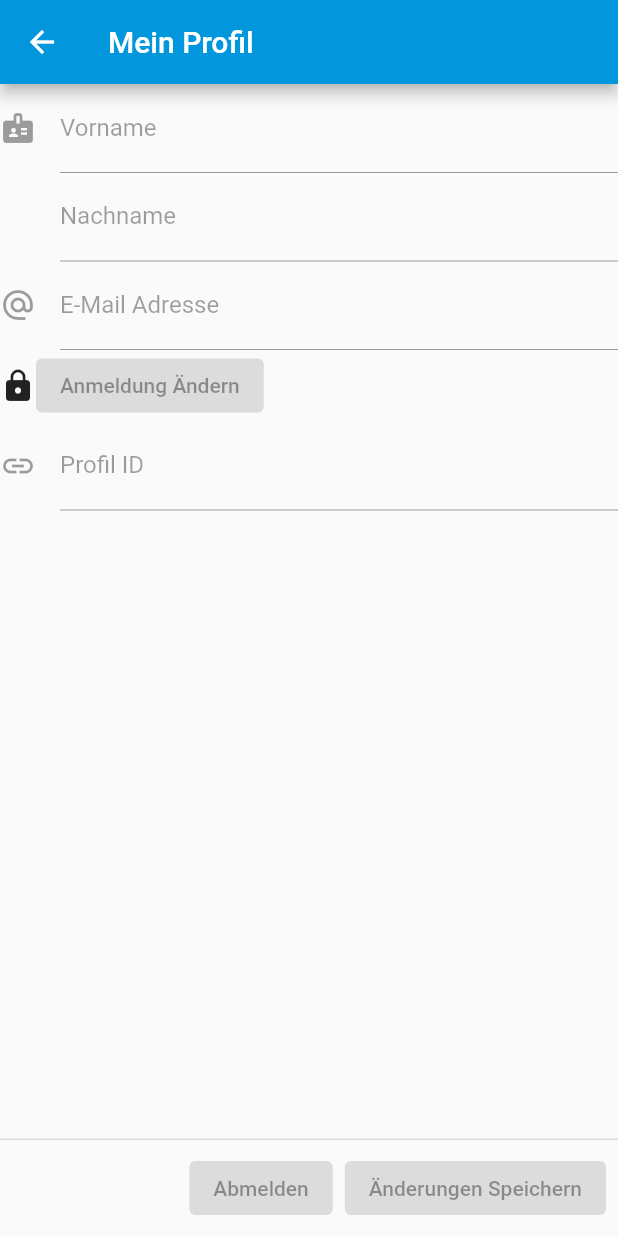
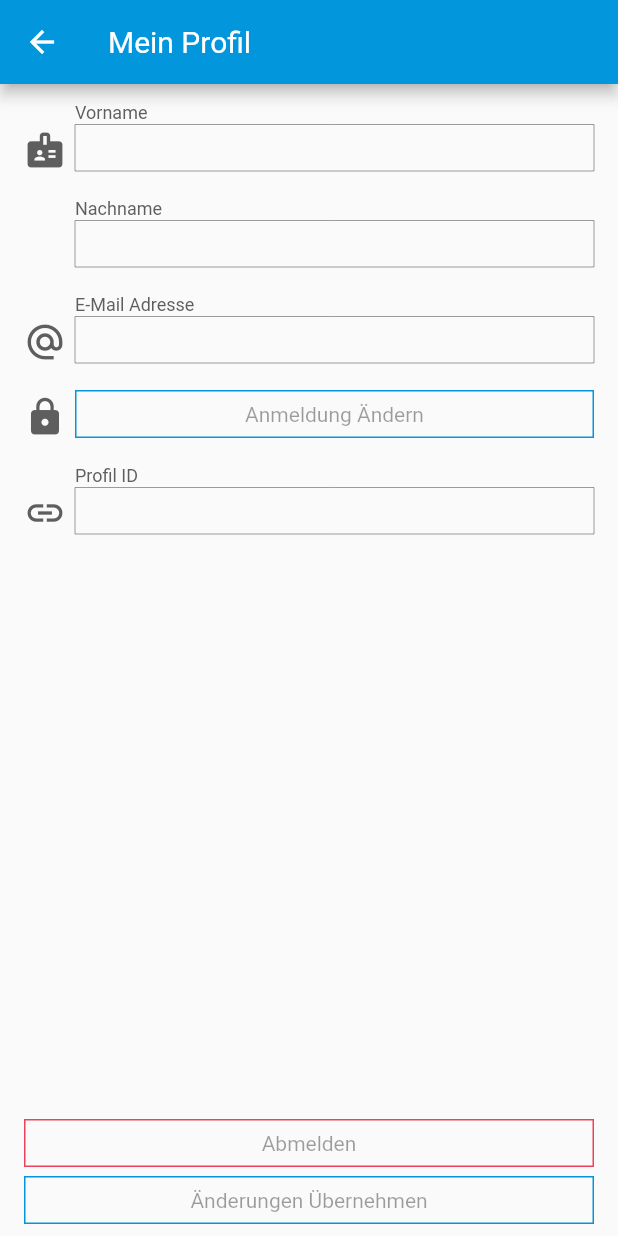
Before and after one commit to 2SFN/fahrradverleih-flutter, a Flutter app: the _ProfilForm screen opened directly, on a phone screen of 412 x 824 dp. Run offline on Flutter 3.47's test engine with Material 2 defaults, Android fonts, the phone set to English and light mode, and no system bars; our stand-ins replace bloc, equatable, flutter_bloc, flutter_svg, google_maps_flutter, permission_handler and 1 more; missing offline and left inert: flutter_config; accounts and stored records are empty; network calls fail.

Commit message:
🎨 Styling: AppBar Font 🎨 Styling: ProfilPage

```diff
--- a/lib/app.dart
+++ b/lib/app.dart
@@ -43,11 +43,13 @@ class _AppViewState extends State<AppView> {
       debugShowCheckedModeBanner: false,
       themeMode: ThemeMode.light,
       theme: ThemeData(
-        primaryColor: const Color(0xFF0297DC),
-        colorScheme: const ColorScheme.light(
-          primary: Color(0xFF0297DC),
-        ),
-      ),
+          primaryColor: const Color(0xFF0297DC),
+          colorScheme: const ColorScheme.light(
+            primary: Color(0xFF0297DC),
+          ),
+          appBarTheme: const AppBarTheme(
+              titleTextStyle:
+                  TextStyle(fontWeight: FontWeight.w400, fontSize: 20))),
     );
   }
 }
--- a/lib/view/profil/profil_page.dart
+++ b/lib/view/profil/profil_page.dart
@@ -1,3 +1,5 @@
+import 'dart:ui';
+
 import 'package:fahrradverleih/api/rad_api.dart';
 import 'package:fahrradverleih/view/profil/bloc/profil_bloc.dart';
 import 'package:fahrradverleih/view/startup/startup_page.dart';
@@ -56,18 +58,39 @@ class _ProfilForm extends StatelessWidget {
       appBar: AppBar(
         title: const Text("Mein Profil"),
       ),
-      body: Column(
+      body: SingleChildScrollView(
+        child: Column(
           children: [
+            _spacing,
             _VornameInput(),
+            _spacing,
             _NachnameInput(),
+            _spacing,
             _EmailInput(),
+            _spacing,
             _PasswortButton(),
+            _spacing,
             _IdInput()
           ],
         ),
-      persistentFooterButtons: [_AbmeldenButton(), _AnwendenButton()],
+      ),
+      resizeToAvoidBottomInset: false,
+      bottomNavigationBar: Padding(
+        padding: const EdgeInsets.symmetric(horizontal: 16, vertical: 8),
+        child: Column(
+            mainAxisSize: MainAxisSize.min,
+            mainAxisAlignment: MainAxisAlignment.start,
+            crossAxisAlignment: CrossAxisAlignment.stretch,
+            children: [
+              _AbmeldenButton(),
+              const Padding(padding: EdgeInsets.all(3)),
+              _AnwendenButton()
+            ]),
+      ),
     );
   }
+
+  static const _spacing = Padding(padding: EdgeInsets.symmetric(vertical: 3));
 }
 
 class _VornameInput extends StatelessWidget {
@@ -75,17 +98,19 @@ class _VornameInput extends StatelessWidget {
   Widget build(BuildContext context) {
     return BlocBuilder<ProfilBloc, ProfilState>(
         buildWhen: (previous, current) => previous.jobState != current.jobState,
-      builder: (context, state) => TextField(
-        key: const Key("profil_vorname"),
+        builder: (context, state) => _FormTextField(
+              label: "Vorname",
+              prefill: state.benutzer.vorname,
               enabled: state.jobState == JobState.idle,
-        controller: TextEditingController()..text = state.benutzer.vorname,
+              keyboardType: TextInputType.name,
+              icon: const Icon(
+                Icons.badge,
+                size: 28,
+                color: _FormFieldBase.accentColor,
+              ),
               onChanged: (vorname) =>
                   context.read<ProfilBloc>().add(FormVornameChanged(vorname)),
-        keyboardType: TextInputType.name,
-        decoration: const InputDecoration(
-            labelText: "Vorname", icon: Icon(Icons.badge)),
-      ),
-    );
+            ));
   }
 }
 
@@ -94,19 +119,14 @@ class _NachnameInput extends StatelessWidget {
   Widget build(BuildContext context) {
     return BlocBuilder<ProfilBloc, ProfilState>(
       buildWhen: (previous, current) => previous.jobState != current.jobState,
-      builder: (context, state) => TextField(
+      builder: (context, state) => _FormTextField(
         key: const Key("profil_nachname"),
+        label: "Nachname",
         enabled: state.jobState == JobState.idle,
-        controller: TextEditingController()..text = state.benutzer.name,
+        prefill: state.benutzer.name,
         onChanged: (nachname) =>
             context.read<ProfilBloc>().add(FormNachnameChanged(nachname)),
         keyboardType: TextInputType.name,
-        decoration: const InputDecoration(
-            labelText: "Nachname",
-            icon: Icon(
-              Icons.badge,
-              color: Colors.transparent,
-            )),
       ),
     );
   }
@@ -117,15 +137,16 @@ class _EmailInput extends StatelessWidget {
   Widget build(BuildContext context) {
     return BlocBuilder<ProfilBloc, ProfilState>(
       buildWhen: (previous, current) => previous.jobState != current.jobState,
-      builder: (context, state) => TextField(
+      builder: (context, state) => _FormTextField(
         key: const Key("profil_email"),
+        label: "E-Mail Adresse",
         enabled: state.jobState == JobState.idle,
-        controller: TextEditingController()..text = state.benutzer.email,
+        prefill: state.benutzer.email,
         onChanged: (email) =>
             context.read<ProfilBloc>().add(FormEmailChanged(email)),
         keyboardType: TextInputType.emailAddress,
-        decoration: const InputDecoration(
-            labelText: "E-Mail Adresse", icon: Icon(Icons.alternate_email)),
+        icon: const Icon(Icons.alternate_email,
+            size: 28, color: _FormFieldBase.accentColor),
       ),
     );
   }
@@ -136,16 +157,16 @@ class _PasswortButton extends StatelessWidget {
   Widget build(BuildContext context) {
     return BlocBuilder<ProfilBloc, ProfilState>(
         buildWhen: (previous, current) => previous.jobState != current.jobState,
-      builder: (context, state) => Row(
-        children: [
-          const Icon(Icons.lock),
-          ElevatedButton(
+        builder: (context, state) => _FormFieldBase(
+            icon: const Icon(Icons.lock,
+                semanticLabel: "Anmeldung ändern",
+                size: 28,
+                color: _FormFieldBase.accentColor),
+            child: OutlinedButton(
+              style: _primaryButtonStyle(context),
+              onPressed: state.jobState == JobState.idle ? () {} : null,
               child: const Text("Anmeldung Ändern"),
-            onPressed: state.jobState == JobState.idle ? () {} : null,
-          )
-        ],
-      ),
-    );
+            )));
   }
 }
 
@@ -154,14 +175,14 @@ class _IdInput extends StatelessWidget {
   Widget build(BuildContext context) {
     return BlocBuilder<ProfilBloc, ProfilState>(
       buildWhen: (previous, current) => previous.jobState != current.jobState,
-      builder: (context, state) => TextField(
+      builder: (context, state) => _FormTextField(
           key: const Key("profil_id"),
+          label: "Profil ID",
           enabled: state.jobState == JobState.idle,
           readOnly: true,
-        controller: TextEditingController()..text = state.benutzer.id,
-        decoration: const InputDecoration(
-            labelText: "Profil ID", icon: Icon(Icons.link)),
-      ),
+          prefill: state.benutzer.id,
+          icon: const Icon(Icons.link,
+              size: 28, color: _FormFieldBase.accentColor)),
     );
   }
 }
@@ -171,7 +192,8 @@ class _AbmeldenButton extends StatelessWidget {
   Widget build(BuildContext context) {
     return BlocBuilder<ProfilBloc, ProfilState>(
       buildWhen: (previous, current) => previous.jobState != current.jobState,
-      builder: (context, state) => ElevatedButton(
+      builder: (context, state) => OutlinedButton(
+          style: _dangerButtonStyle(context),
           onPressed: state.jobState != JobState.idle
               ? null
               : () {
@@ -187,15 +209,131 @@ class _AnwendenButton extends StatelessWidget {
   Widget build(BuildContext context) {
     return BlocBuilder<ProfilBloc, ProfilState>(
       buildWhen: (previous, current) => previous.jobState != current.jobState,
-      builder: (context, state) => ElevatedButton(
+      builder: (context, state) => OutlinedButton(
+          style: _primaryButtonStyle(context),
           onPressed: state.jobState != JobState.idle
               ? null
               : () {
                   context.read<ProfilBloc>().add(const SaveRequested());
                 },
-          child: const Text("Änderungen Speichern")),
+          child: const Text("Änderungen Übernehmen")),
     );
   }
 }
 
-// TODO: Einheitliche [InputDecoration] für Eingabefelder
+/// Basis-Klasse für Formular-Felder mit einem Icon und Inhalt.
+///
+/// Erzwingt vordefinierte Größen für das Icon und Padding, um unabhängig vom
+/// [child]-Widget ein möglichst einheitliches Aussehen zu erhalten.
+class _FormFieldBase extends StatelessWidget {
+  const _FormFieldBase({Key? key, this.icon, required this.child})
+      : super(key: key);
+
+  final Widget? icon;
+  final Widget child;
+
+  @override
+  Widget build(BuildContext context) {
+    return Padding(
+        padding: const EdgeInsets.symmetric(vertical: 6, horizontal: 16),
+        child: Row(
+            mainAxisAlignment: MainAxisAlignment.start,
+            crossAxisAlignment: CrossAxisAlignment.end,
+            children: [
+              ConstrainedBox(
+                constraints: const BoxConstraints.expand(width: 28, height: 28),
+                child: icon,
+              ),
+              const Padding(padding: EdgeInsets.symmetric(horizontal: 3)),
+              Expanded(child: child)
+            ]));
+  }
+
+  static const accentColor = Color(0xFF5e5e5e);
+}
+
+class _FormTextField extends StatelessWidget {
+  const _FormTextField(
+      {Key? key,
+      required this.label,
+      this.icon,
+      this.prefill,
+      this.enabled = true,
+      this.readOnly = false,
+      this.keyboardType,
+      this.onChanged})
+      : super(key: key);
+
+  final String label;
+  final Widget? icon;
+  final String? prefill;
+  final bool enabled;
+  final bool readOnly;
+  final TextInputType? keyboardType;
+  final Function(String)? onChanged;
+
+  @override
+  Widget build(BuildContext context) {
+    const accentColor = _FormFieldBase.accentColor;
+    const textSecondary = TextStyle(color: accentColor);
+    return _FormFieldBase(
+        icon: icon,
+        child: Column(
+          mainAxisAlignment: MainAxisAlignment.start,
+          crossAxisAlignment: CrossAxisAlignment.start,
+          children: [
+            Text(label, style: textSecondary.copyWith(fontSize: 12)),
+            const Padding(padding: EdgeInsets.symmetric(vertical: .5)),
+            SizedBox(
+              child: TextField(
+                enabled: enabled,
+                readOnly: readOnly,
+                controller: (prefill != null)
+                    ? (TextEditingController()..text = prefill!)
+                    : null,
+                style: textSecondary,
+                decoration: const InputDecoration(
+                    isDense: true,
+                    contentPadding:
+                        EdgeInsets.symmetric(vertical: 6, horizontal: 10),
+                    border: OutlineInputBorder(
+                      borderSide: BorderSide(color: accentColor, width: 1),
+                      gapPadding: 10,
+                      borderRadius: BorderRadius.zero,
+                    )),
+              ),
+            )
+          ],
+        ));
+  }
+}
+
+ButtonStyle _primaryButtonStyle(BuildContext context) {
+  final color = Theme.of(context).primaryColor;
+  final borderSide = BorderSide(color: color, width: 1);
+  return OutlinedButton.styleFrom(
+      // Verhindert ungewolltes, äußeres margin
+      tapTargetSize: MaterialTapTargetSize.shrinkWrap,
+      // Lässt den Button schmaler erscheinen
+      minimumSize: const Size(200, 20),
+      textStyle: const TextStyle(fontWeight: FontWeight.w400),
+      padding: const EdgeInsets.symmetric(horizontal: 16, vertical: 8),
+      side: borderSide,
+      shape: RoundedRectangleBorder(
+          side: borderSide, borderRadius: BorderRadius.zero),
+      foregroundColor: color);
+}
+
+ButtonStyle _dangerButtonStyle(BuildContext context) {
+  const color = Color(0xFFEB445A);
+  const borderSide = BorderSide(color: color, width: 1);
+  return OutlinedButton.styleFrom(
+      tapTargetSize: MaterialTapTargetSize.shrinkWrap,
+      minimumSize: const Size(200, 20),
+      textStyle: const TextStyle(fontWeight: FontWeight.w400),
+      padding: const EdgeInsets.symmetric(horizontal: 16, vertical: 8),
+      side: borderSide,
+      shape: const RoundedRectangleBorder(
+          side: borderSide, borderRadius: BorderRadius.zero),
+      foregroundColor: color);
+}
```
Lines whose indentation alone changed are shown as unchanged.
